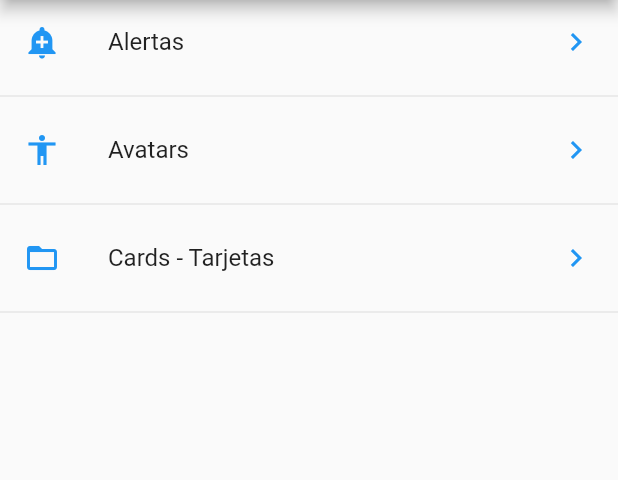
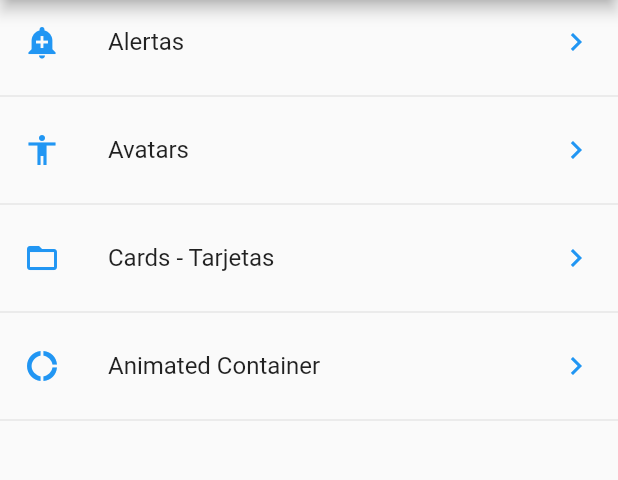
Before and after one commit to NicolasFischetti/flutter-components, a Flutter app: the screen it shows after launch, on a phone screen of 412 x 824 dp, the part 84-564 px from its top. Run offline on Flutter 3.47's test engine with Material 2 defaults, Android fonts, the phone set to English and light mode, and no system bars.

Commit message:
Add animated container component (not finish)

```diff
--- a/flutter_component/data/menu_opts.json
+++ b/flutter_component/data/menu_opts.json
@@ -15,6 +15,11 @@
             "ruta" : "card",
             "icon" : "folder_open",
             "texto": "Cards - Tarjetas"
+        },
+        {
+            "ruta" : "animatedContainer",
+            "icon" : "donut_large",
+            "texto": "Animated Container"
         }
     ]
 }
--- a/flutter_component/lib/src/routes/routes.dart
+++ b/flutter_component/lib/src/routes/routes.dart
@@ -1,7 +1,9 @@
 import 'package:flutter/material.dart';
 
 import 'package:flutter_component/src/pages/alert_page.dart';
+import 'package:flutter_component/src/pages/animated_container.dart';
 import 'package:flutter_component/src/pages/avatar_page.dart';
+import 'package:flutter_component/src/pages/card_page.dart';
 import 'package:flutter_component/src/pages/home_page.dart';
 
 Map<String, WidgetBuilder> getApplicationRoutes() {
@@ -10,5 +12,7 @@ Map<String, WidgetBuilder> getApplicationRoutes() {
     '/' : (BuildContext context) => HomePage(),
     'alert' : (BuildContext context) => AlertPage(),
     'avatar' : (BuildContext context) => AvatarPage(),
+    'card' : (BuildContext context) => CardPage(),
+    'animatedContainer' : (BuildContext context) => AnimatedContainerPage()
   };
 }
--- a/flutter_component/lib/src/utils/icono_string_util.dart
+++ b/flutter_component/lib/src/utils/icono_string_util.dart
@@ -4,6 +4,7 @@ final _icons = <String, IconData> {
   'add_alert'  :  Icons.add_alert,
   'accessibility'  :  Icons.accessibility,
   'folder_open'  :  Icons.folder_open,
+  'donut_large'  :  Icons.donut_large
 };
 
 Icon getIcon(String nombreIcono) {
```
Also changed, not shown: flutter_component/lib/src/pages/animated_container.dart (added, +15 -0 lines).
